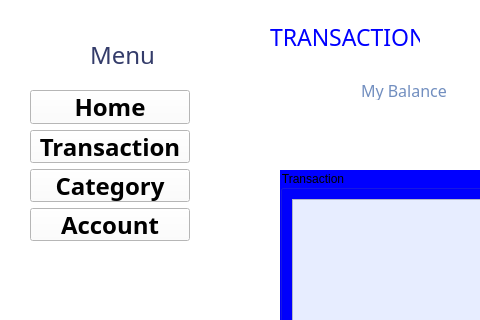
Old version of the form Modules/Transaction/Transaction.ui in the repository Yennanng/Do_An_KTLT; both pictures show x 0 to 480 and y 0 to 320 of the 1080 by 720 pixel window.
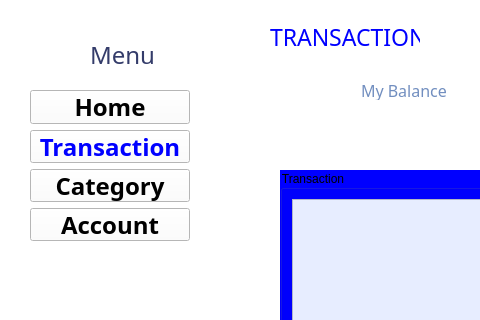
New version of the form. Icons and pictures are not drawn.

What changed in the file:
```diff
--- a/Modules/Transaction/Transaction.ui
+++ b/Modules/Transaction/Transaction.ui
@@ -102,6 +102,9 @@
          <bold>true</bold>
         </font>
        </property>
+       <property name="styleSheet">
+        <string notr="true">color: rgb(0, 0, 255);</string>
+       </property>
        <property name="text">
         <string>Transaction</string>
        </property>
```
Left out of the diff: 6 changed lines with no effect on the pictures.
